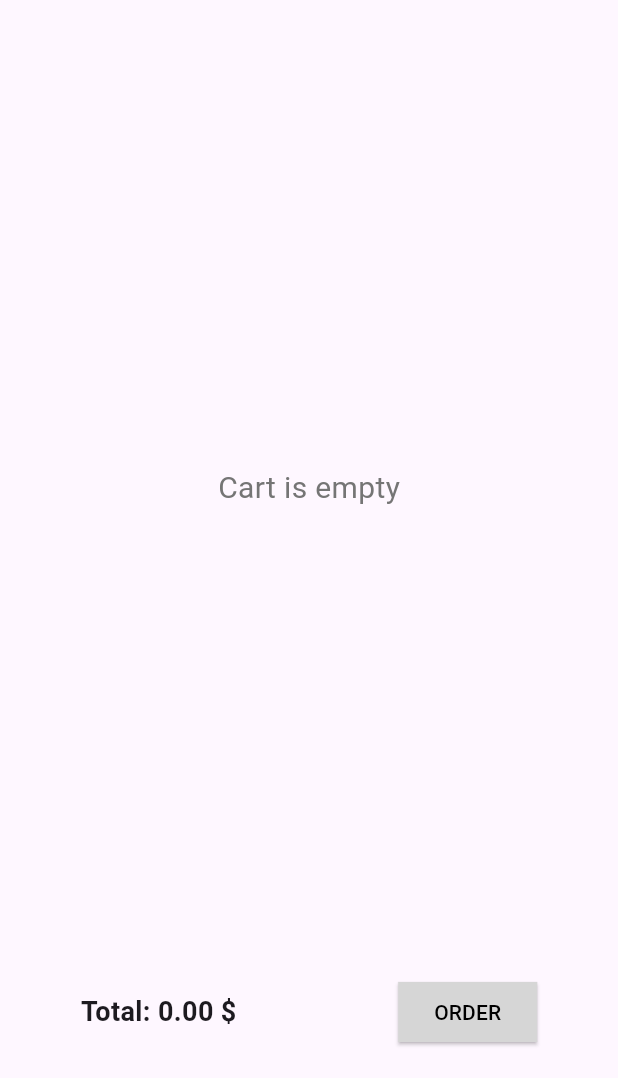
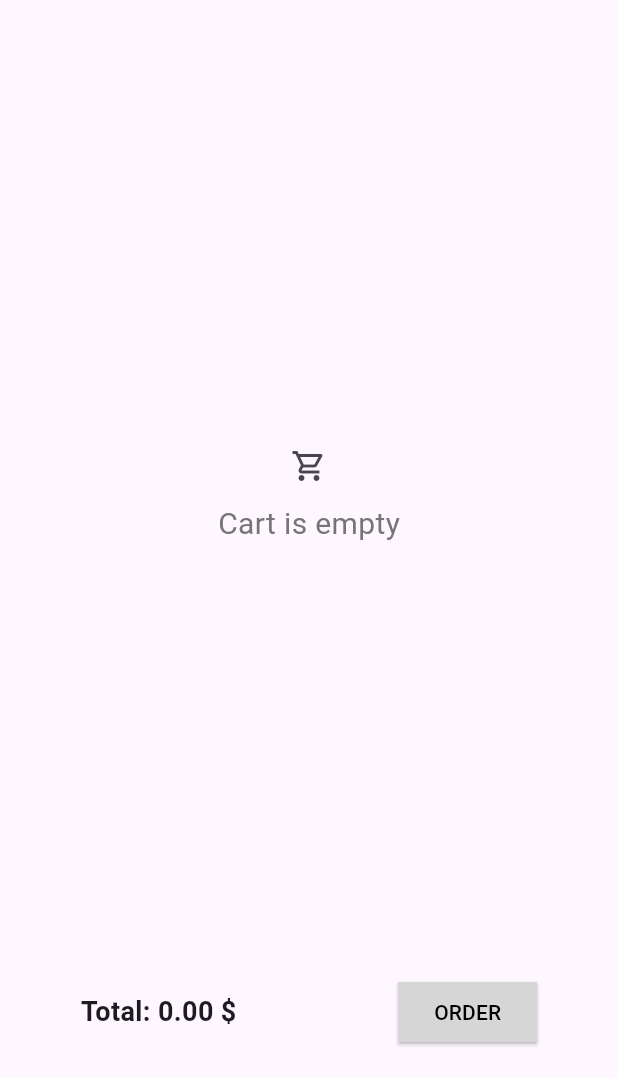
Before and after one commit to phuong2512/fake_store_api_app, a Flutter app: the CartScreen screen opened directly, on a phone screen of 412 x 824 dp, the part 158-1236 px from its top. Run offline on Flutter 3.47's test engine with Material 3 defaults, Android fonts, the phone set to English and light mode, and no system bars; our stand-ins replace dio, get_it; accounts and stored records are empty.

Commit message:
Add user model and enhance cart/user management

```diff
--- a/lib/controllers/auth_controller.dart
+++ b/lib/controllers/auth_controller.dart
@@ -1,22 +1,27 @@
+import 'package:fake_store_api_app/models/user.dart';
 import 'package:fake_store_api_app/services/auth_service.dart';
 import 'package:flutter/material.dart';
 
 class AuthController extends ChangeNotifier {
   final AuthService _authService;
   String? _token;
+  User? _currentUser;
 
   AuthController(this._authService);
 
   String? get token => _token;
+  User? get currentUser => _currentUser;
 
   Future<void> login(String username, String password) async {
     final token = await _authService.login(username, password);
     _token = token;
+    _currentUser = await _authService.getUser(username);
     notifyListeners();
   }
 
   void logout() {
     _token = null;
+    _currentUser = null;
     notifyListeners();
   }
 }
--- /dev/null
+++ b/lib/models/user.dart
@@ -0,0 +1,19 @@
+class User {
+  final int id;
+  final String username;
+  final String password;
+
+  User({required this.id, required this.username, required this.password});
+
+  factory User.fromJson(Map<String, dynamic> json) => User(
+    id: json["id"],
+    username: json["username"],
+    password: json["password"],
+  );
+
+  Map<String, dynamic> toJson() => {
+    "id": id,
+    "username": username,
+    "password": password,
+  };
+}
--- a/lib/utils/locator.dart
+++ b/lib/utils/locator.dart
@@ -21,6 +21,6 @@ void setupGetIt() {
 
   getIt.registerLazySingleton<CartService>(() => CartService());
   getIt.registerLazySingleton<CartController>(
-    () => CartController(getIt<CartService>()),
+    () => CartController(getIt<CartService>(), getIt<ProductService>()),
   );
 }
--- a/lib/views/cart/cart_screen.dart
+++ b/lib/views/cart/cart_screen.dart
@@ -1,3 +1,4 @@
+import 'package:fake_store_api_app/controllers/auth_controller.dart';
 import 'package:fake_store_api_app/controllers/cart_controller.dart';
 import 'package:fake_store_api_app/widgets/cart_item.dart';
 import 'package:flutter/material.dart';
@@ -10,6 +11,8 @@ class CartScreen extends StatelessWidget {
   Widget build(BuildContext context) {
     final cartController = context.watch<CartController>();
     final cartProducts = cartController.cartProducts;
+    final authController = context.watch<AuthController>();
+    final userId = authController.currentUser!.id;
     return Scaffold(
       body: SafeArea(
         child: Padding(
@@ -61,12 +64,20 @@ class CartScreen extends StatelessWidget {
                         ),
                       )
                     : Center(
-                        child: Text(
-                          'Cart is empty',
-                          style: TextStyle(
-                            fontSize: 20,
-                            color: Colors.grey[600],
-                          ),
+                        child: Column(
+                          mainAxisAlignment: MainAxisAlignment.center,
+                          children: [
+                            IconButton(onPressed: (){
+                              cartController.getCart(userId);
+                            }, icon: Icon(Icons.shopping_cart_outlined)),
+                            Text(
+                              'Cart is empty',
+                              style: TextStyle(
+                                fontSize: 20,
+                                color: Colors.grey[600],
+                              ),
+                            ),
+                          ],
                         ),
                       ),
               ),
--- a/lib/views/detail_product/detail_product_screen.dart
+++ b/lib/views/detail_product/detail_product_screen.dart
@@ -1,6 +1,7 @@
 import 'package:fake_store_api_app/controllers/cart_controller.dart';
 import 'package:fake_store_api_app/models/product.dart';
 import 'package:fake_store_api_app/providers/quantity_provider.dart';
+import 'package:fake_store_api_app/services/cart_service.dart';
 import 'package:flutter/material.dart';
 import 'package:provider/provider.dart';
 
```
Also changed, not shown: lib/controllers/cart_controller.dart (+22 -1 lines), lib/services/auth_service.dart (+22 -2 lines), lib/services/cart_service.dart (+12 -0 lines), lib/services/product_service.dart (+9 -1 lines).
